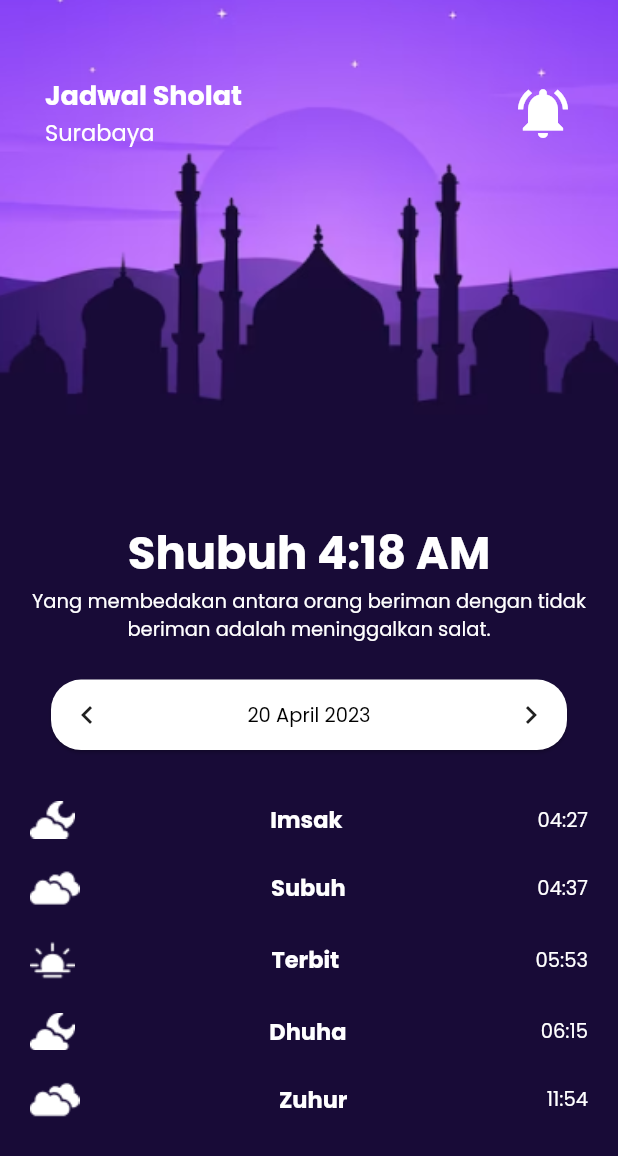
After one commit to Greek-Cp/My-Quran-Application, a Flutter app: the JadwalSholat screen opened by its route, on a phone screen of 412 x 824 dp. The commit adds this screen. Shown: the top 1156 px of the screen. Run offline on Flutter 3.47's test engine with Material 2 defaults, Android fonts, the phone set to English and light mode, and no system bars; our stand-ins replace audioplayers, flutter_staggered_animations, google_fonts, page_transition; missing offline and left inert: bottom_bar_matu.

Commit message:
Jadwal Sholat

```diff
--- a/lib/main.dart
+++ b/lib/main.dart
@@ -1,12 +1,14 @@
 import 'dart:io';
 
 import 'package:flutter/material.dart';
+import 'package:flutter/services.dart';
 import 'package:my_quran/model/controller_response.dart';
 import 'package:my_quran/model/response_doa.dart';
 import 'package:my_quran/pages/baca_surat.dart';
 import 'package:my_quran/pages/doa.dart';
 import 'package:my_quran/pages/home.dart';
 import 'package:my_quran/pages/intro.dart';
+import 'package:my_quran/pages/jadwal_sholat.dart';
 import 'package:my_quran/pages/uji.dart';
 import 'package:provider/provider.dart';
 
@@ -14,6 +16,7 @@ import 'httpovveride.dart';
 
 void main() {
   HttpOverrides.global = MyHttpOverrides();
+
   runApp(const MyApp());
 }
 
@@ -23,6 +26,7 @@ class MyApp extends StatelessWidget {
   // This widget is the root of your application.
   @override
   Widget build(BuildContext context) {
+    SystemChrome.setEnabledSystemUIMode(SystemUiMode.immersive);
     return ChangeNotifierProvider<ControllerAPI>(
       create: (context) => ControllerAPI(),
       child: MaterialApp(
@@ -46,7 +50,8 @@ class MyApp extends StatelessWidget {
           Home.routeName.toString(): (context) => Home(),
           MyWidget.routeName.toString(): (context) => MyWidget(),
           PageDoa.routeName.toString(): (context) => PageDoa(),
-          BacaSurat.routeName.toString(): (context) => BacaSurat()
+          BacaSurat.routeName.toString(): (context) => BacaSurat(),
+          JadwalSholat.routeName.toString(): (context) => JadwalSholat()
         },
       ),
     );
--- /dev/null
+++ b/lib/pages/jadwal_sholat.dart
@@ -0,0 +1,152 @@
+import 'package:flutter/material.dart';
+import 'package:google_fonts/google_fonts.dart';
+import 'package:my_quran/component/text.dart';
+import 'package:my_quran/utils/colors.dart';
+import 'package:my_quran/utils/size.dart';
+
+class JadwalSholat extends StatefulWidget {
+  static String? routeName = "/jadwal_sholat";
+  @override
+  State<JadwalSholat> createState() => _JadwalSholatState();
+}
+
+class JadwalSholatModel {
+  String? namaSholat;
+  String? alamatFile;
+  String? waktuSholat;
+  JadwalSholatModel(this.namaSholat, this.alamatFile, this.waktuSholat);
+}
+
+class _JadwalSholatState extends State<JadwalSholat> {
+  List<JadwalSholatModel> jadwalSholatList = [
+    JadwalSholatModel("Imsak", "assets/ic_cloud_night.png", "04:27"),
+    JadwalSholatModel("Subuh", "assets/ic_cloud_shubuh.png", "04:37"),
+    JadwalSholatModel("Terbit", "assets/ic_cloud_terbit.png", "05:53"),
+    JadwalSholatModel("Dhuha", "assets/ic_cloud_dhuha.png", "06:15"),
+    JadwalSholatModel("Zuhur", "assets/ic_cloud_zuhur.png", "11:54")
+  ];
+  @override
+  Widget build(BuildContext context) {
+    // TODO: implement build
+    return Scaffold(
+      backgroundColor: ColorApp.colorBackgroundJadwalSholat,
+      body: SingleChildScrollView(
+        child: Column(
+          mainAxisSize: MainAxisSize.max,
+          children: [
+            Stack(
+              children: [
+                SizedBox(),
+                Image.asset(
+                  "assets/ic_halaman_jadwal_sholat.png",
+                  fit: BoxFit.fitWidth,
+                  width: double.infinity,
+                ),
+                Padding(
+                  padding:
+                      const EdgeInsets.symmetric(horizontal: 30, vertical: 50),
+                  child: Row(
+                    mainAxisAlignment: MainAxisAlignment.spaceBetween,
+                    children: [
+                      Column(
+                        crossAxisAlignment: CrossAxisAlignment.start,
+                        children: [
+                          TextComponent.TextTittleJuz("Jadwal Sholat",
+                              colors: Colors.white),
+                          TextComponent.TextDescription("Surabaya",
+                              colors: Colors.white)
+                        ],
+                      ),
+                      Icon(Icons.notifications_active,
+                          color: Colors.white, size: 40)
+                    ],
+                  ),
+                )
+              ],
+            ),
+            TextComponent.TextTittle("Shubuh 4:18 AM", colors: Colors.white),
+            TextDescription(
+              "Yang membedakan antara orang beriman dengan tidak beriman adalah meninggalkan salat.",
+            ),
+            Padding(
+              padding: const EdgeInsets.symmetric(horizontal: 30, vertical: 20),
+              child: SizedBox(
+                  height: 55,
+                  width: double.infinity,
+                  child: Expanded(
+                      child: Card(
+                    shape: RoundedRectangleBorder(
+                        borderRadius: BorderRadius.circular(20)),
+                    child: Row(
+                        mainAxisAlignment: MainAxisAlignment.spaceBetween,
+                        children: [
+                          IconButton(
+                              onPressed: () => {},
+                              icon: Icon(Icons.keyboard_arrow_left)),
+                          TextDescription("20 April 2023",
+                              colors: Colors.black),
+                          IconButton(
+                              onPressed: () => {},
+                              icon: Icon(Icons.keyboard_arrow_right)),
+                        ]),
+                  ))),
+            ),
+            ListView.builder(
+              shrinkWrap: true,
+              itemBuilder: (context, index) {
+                print("img : " + jadwalSholatList[index].alamatFile.toString());
+                return widgetJadwalSholat(jadwalSholatList[index]);
+              },
+              itemCount: jadwalSholatList.length,
+            )
+          ],
+        ),
+      ),
+    );
+  }
+
+  Widget widgetJadwalSholat(JadwalSholatModel model) {
+    return Padding(
+      padding: const EdgeInsets.symmetric(horizontal: 20, vertical: 10),
+      child: Row(
+        mainAxisAlignment: MainAxisAlignment.spaceBetween,
+        children: [
+          Image.asset(
+            model.alamatFile.toString(),
+            color: Colors.white,
+          ),
+          TextTittle(model.namaSholat.toString()),
+          TextDescription(model.waktuSholat.toString()),
+        ],
+      ),
+    );
+  }
+
+  static Widget TextDescription(String name,
+      {Color? colors = Colors.white,
+      FontWeight? fontWeight = FontWeight.normal}) {
+    return Text(
+      "$name",
+      textAlign: TextAlign.center,
+      style: GoogleFonts.poppins(
+          textStyle: TextStyle(
+              color: colors,
+              fontSize: size.sizeSubTittle - 2,
+              fontWeight: fontWeight)),
+    );
+  }
+
+  static Widget TextTittle(String name,
+      {Color? colors = Colors.white,
+      FontWeight? fontWeight = FontWeight.bold}) {
+    return Text(
+      "$name",
+      textAlign: TextAlign.center,
+      style: GoogleFonts.poppins(
+          textStyle: TextStyle(
+              color: colors,
+              fontSize: size.sizeSubTittle,
+              fontWeight: fontWeight)),
+    );
+  }
+}
--- a/lib/utils/colors.dart
+++ b/lib/utils/colors.dart
@@ -3,4 +3,6 @@ import 'package:flutter/material.dart';
 class ColorApp {
   static const Color colorPurpler = Color.fromARGB(255, 149, 67, 255);
   static const Color colorGray = Color.fromARGB(255, 168, 168, 168);
+  static const Color colorBackgroundJadwalSholat =
+      Color.fromARGB(255, 24, 11, 55);
 }
```
Also changed, not shown: pubspec.yaml (+8 -4 lines), assets/ic_cloud_dhuha.png (added), assets/ic_cloud_night.png (added), assets/ic_cloud_shubuh.png (added), assets/ic_cloud_terbit.png (added), assets/ic_cloud_zuhur.png (added), assets/ic_halaman_jadwal_sholat.png (added), pubspec.lock.
